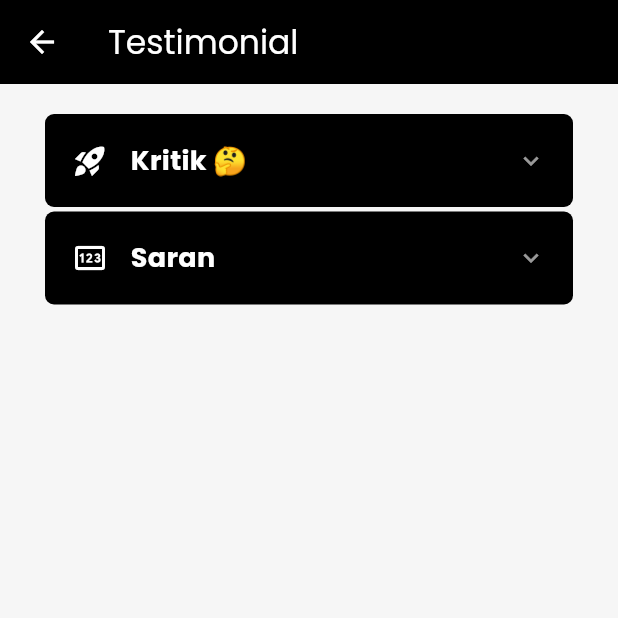
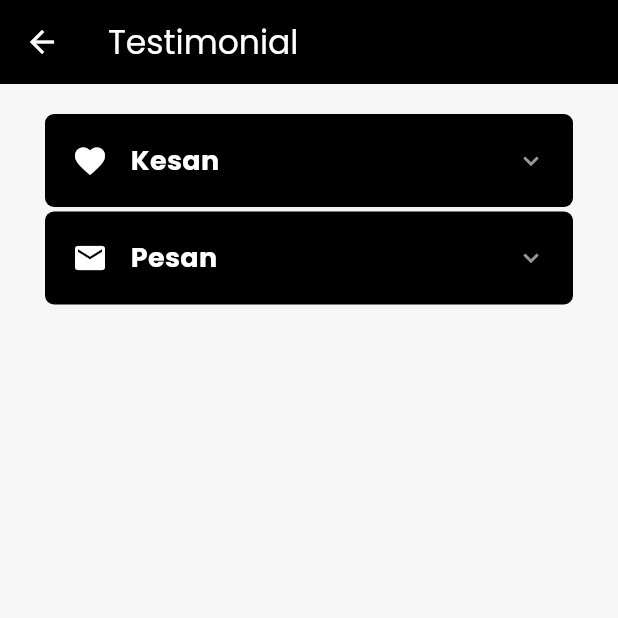
Before and after one commit to plirapli/tpm_final_project, a Flutter app: the HelpPage screen opened directly, on a phone screen of 412 x 824 dp, the top half of it. Run offline on Flutter 3.47's test engine with Material 3 defaults, Android fonts, the phone set to English and light mode, and no system bars; drawn by our look-alikes of accordion; our stand-ins replace google_fonts, jwt_decoder, shared_preferences; missing offline and left inert: instant; accounts and stored records are empty.

Commit message:
fix: kesan pesan

```diff
--- a/lib/views/profile/testimonial/content.dart
+++ b/lib/views/profile/testimonial/content.dart
@@ -7,6 +7,7 @@
   static const List<String> textList = [
     "Kegiatan perkuliahan yang dilakukan selama ini telah berjalan lancar.",
     "Menurut saya, waktu yang diberikan untuk mengerjakan tugas terlalu sedikit.",
+    "kms."
   ];
 
   @override
@@ -18,7 +19,7 @@
 
   static const List<String> textList = [
     "Sebaiknya waktu untuk mengerjakan tugas lebih diperpanjang lagi.",
-    "Sebaiknya UTS dan UAS diubah agar bersifat Open Book.",
+    "Semoga saya mendapatkan nilai terbaik."
   ];
 
   @override
--- a/lib/views/profile/testimonial/help.dart
+++ b/lib/views/profile/testimonial/help.dart
@@ -39,13 +39,13 @@
           sectionClosingHapticFeedback: SectionHapticFeedback.light,
           children: [
             AccordionSection(
-              leftIcon: const Icon(Icons.rocket_launch, color: Colors.white),
-              header: const Text('Kritik 🤔', style: headerStyle),
+              leftIcon: const Icon(Icons.favorite, color: Colors.white),
+              header: const Text('Kesan', style: headerStyle),
               content: const Column(children: [KritikContent()]),
             ),
             AccordionSection(
-              leftIcon: const Icon(Icons.pin_outlined, color: Colors.white),
-              header: const Text('Saran', style: headerStyle),
+              leftIcon: const Icon(Icons.mail, color: Colors.white),
+              header: const Text('Pesan', style: headerStyle),
               content: const Column(
                 children: [SaranContent()],
               ),
```
Also changed, not shown: lib/views/product/add.dart (+5 -4 lines), 1 other file.
